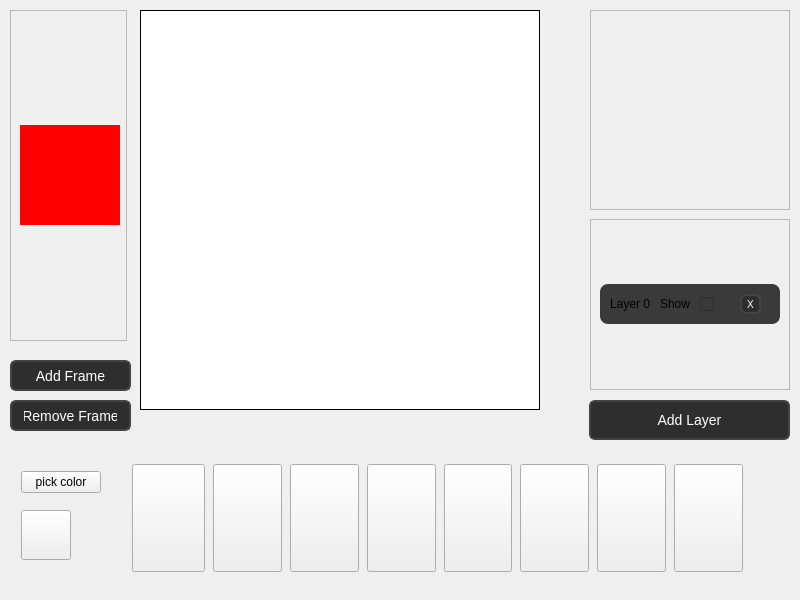
ElijahTolton/SpriteSmith, file mainwindow.ui: the form before one commit.
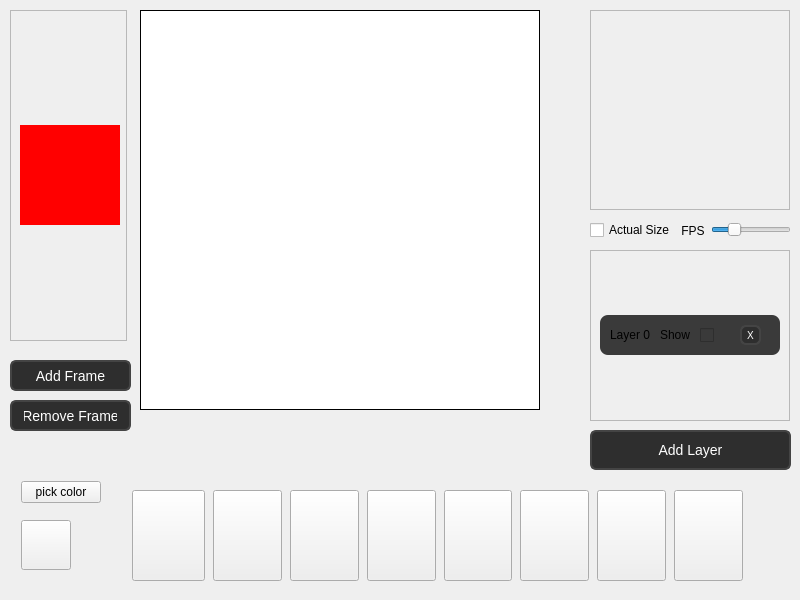
The form after the commit. Custom widgets are drawn as their Qt base class.

Commit message: Added FPS bar and resize box

```diff
--- a/mainwindow.ui
+++ b/mainwindow.ui
@@ -18,9 +18,9 @@
     <property name="geometry">
      <rect>
       <x>130</x>
-      <y>460</y>
+      <y>490</y>
       <width>620</width>
-      <height>116</height>
+      <height>91</height>
      </rect>
     </property>
     <layout class="QHBoxLayout" name="toolBar">
@@ -209,8 +209,8 @@
    <widget class="QPushButton" name="addLayer">
     <property name="geometry">
      <rect>
-      <x>589</x>
-      <y>400</y>
+      <x>590</x>
+      <y>430</y>
       <width>201</width>
       <height>40</height>
      </rect>
@@ -250,7 +250,7 @@
     <property name="geometry">
      <rect>
       <x>590</x>
-      <y>219</y>
+      <y>250</y>
       <width>200</width>
       <height>171</height>
      </rect>
@@ -408,7 +408,7 @@
     <property name="geometry">
      <rect>
       <x>0</x>
-      <y>460</y>
+      <y>470</y>
       <width>122</width>
       <height>111</height>
      </rect>
@@ -584,6 +584,57 @@
      <string>Remove Frame</string>
     </property>
    </widget>
+   <widget class="QWidget" name="horizontalLayoutWidget_2">
+    <property name="geometry">
+     <rect>
+      <x>590</x>
+      <y>220</y>
+      <width>201</width>
+      <height>21</height>
+     </rect>
+    </property>
+    <layout class="QHBoxLayout" name="horizontalLayout">
+     <item>
+      <widget class="QCheckBox" name="checkBox">
+       <property name="text">
+        <string>Actual Size</string>
+       </property>
+      </widget>
+     </item>
+     <item>
+      <widget class="QLabel" name="fpsLabel">
+       <property name="text">
+        <string>FPS</string>
+       </property>
+       <property name="alignment">
+        <set>Qt::AlignmentFlag::AlignCenter</set>
+       </property>
+      </widget>
+     </item>
+     <item>
+      <widget class="QSlider" name="fpsSlider">
+       <property name="maximumSize">
+        <size>
+         <width>120</width>
+         <height>20</height>
+        </size>
+       </property>
+       <property name="maximum">
+        <number>24</number>
+       </property>
+       <property name="sliderPosition">
+        <number>6</number>
+       </property>
+       <property name="orientation">
+        <enum>Qt::Orientation::Horizontal</enum>
+       </property>
+       <property name="tickPosition">
+        <enum>QSlider::TickPosition::NoTicks</enum>
+       </property>
+      </widget>
+     </item>
+    </layout>
+   </widget>
   </widget>
  </widget>
  <customwidgets>
```
